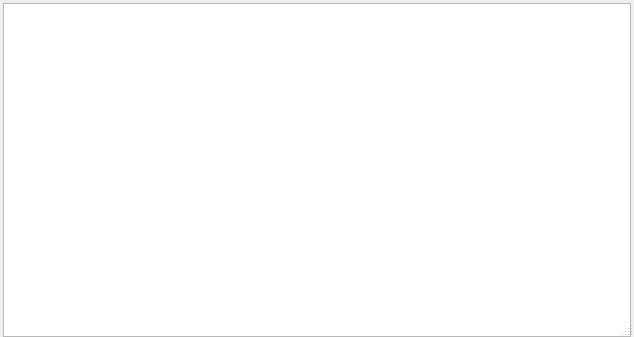
First picture: the form in src/window/Popup.ui, repository kelvinchin12070811/PopupReferencer, before the edit.
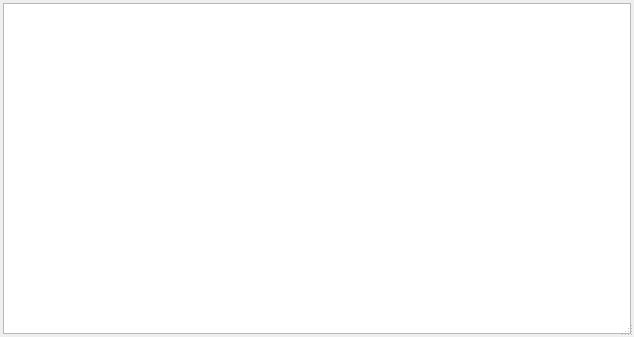
Second picture: the form after the edit.

Commit message: Added some margin to simple popup ui

```diff
--- a/src/window/Popup.ui
+++ b/src/window/Popup.ui
@@ -36,7 +36,7 @@
     <number>3</number>
    </property>
    <property name="bottomMargin">
-    <number>0</number>
+    <number>3</number>
    </property>
    <item>
     <widget class="QGraphicsView" name="graphicsView">
```
